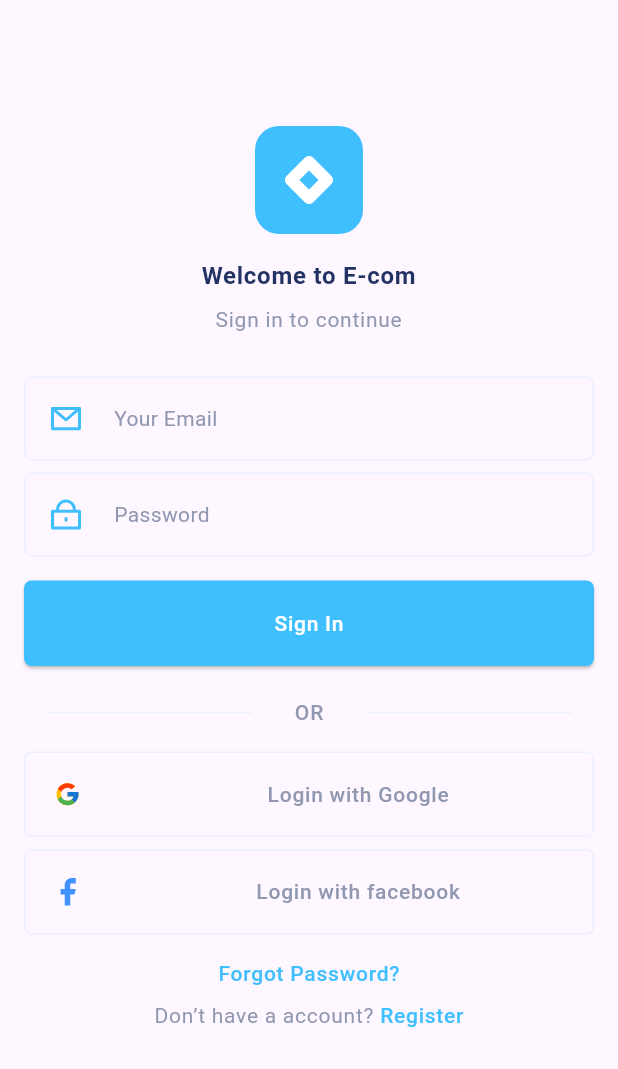
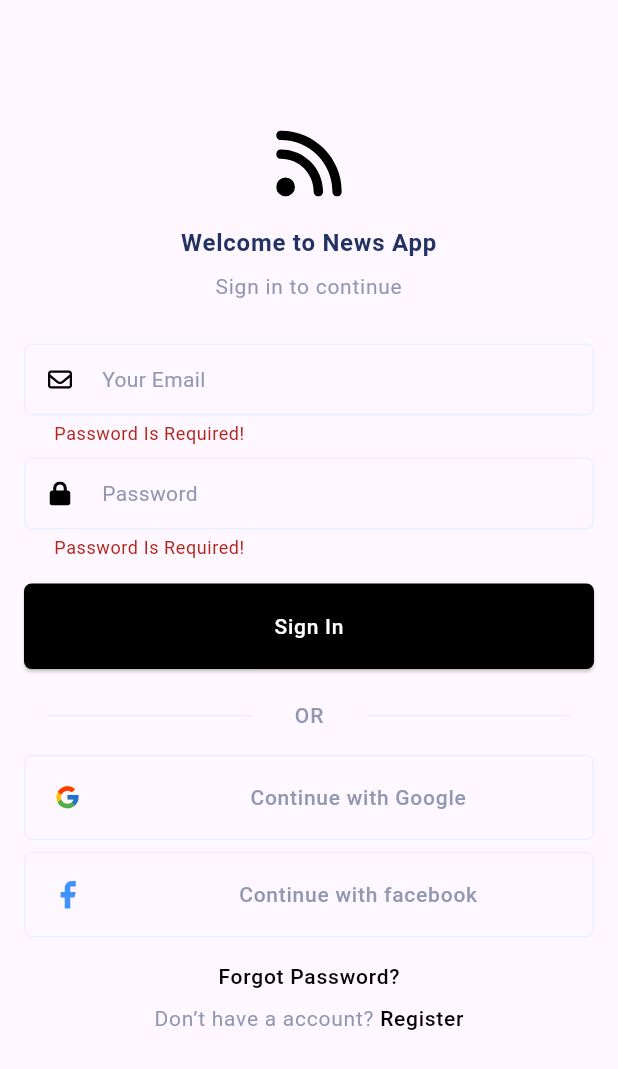
Before and after one commit to manirahmanzadeh/news, a Flutter app: the screen it shows after launch, after a tap on "Sign In", on a phone screen of 412 x 824 dp. Shown: the top 1069 px of the screen. Run offline on Flutter 3.47's test engine with Material 3 defaults, Android fonts, the phone set to English and light mode, and no system bars; our stand-ins replace cached_network_image, dio, equatable, firebase_auth, firebase_core, floor and 5 more; accounts and stored records are empty; generated files the repository leaves out were written again.

Commit message:
feat: login successfully

```diff
--- a/lib/main.dart
+++ b/lib/main.dart
@@ -3,11 +3,11 @@ import 'package:flutter/material.dart';
 import 'package:flutter_bloc/flutter_bloc.dart';
 import 'package:flutter_gen/gen_l10n/app_localizations.dart';
 import 'package:news_app/firebase_options.dart';
+import 'package:news_app/src/core/bloc/auth/auth_bloc.dart';
 import 'package:news_app/src/core/localization/locale_bloc.dart';
 import 'package:news_app/src/core/localization/locale_eevent.dart';
 import 'package:news_app/src/core/localization/locale_state.dart';
 import 'package:news_app/src/features/authentication/domain/repository/auth_repository.dart';
-import 'package:news_app/src/features/authentication/presentation/bloc/auth_bloc.dart';
 import 'package:news_app/src/features/authentication/presentation/register/screens/login_screen.dart';
 import 'package:news_app/src/features/daily_news/presentation/home/screens/home_screen.dart';
 import 'package:news_app/src/injection_container.dart';
@@ -20,7 +20,6 @@ Future<void> main() async {
   await Firebase.initializeApp(options: DefaultFirebaseOptions.currentPlatform);
   await initializeDependencies();
   final isLoggedIn = await sl<AuthRepository>().isLoggedIn();
-  print(isLoggedIn);
   runApp(
     App(
       initialRoute: isLoggedIn ? HomeScreen.routeName : LoginScreen.routeName,
--- a/lib/src/features/authentication/presentation/bloc/auth_bloc.dart
+++ b/lib/src/core/bloc/auth/auth_bloc.dart
@@ -1,13 +1,13 @@
 import 'package:flutter/material.dart';
 import 'package:flutter_bloc/flutter_bloc.dart';
-import 'package:news_app/src/features/authentication/presentation/bloc/auth_event.dart';
-import 'package:news_app/src/features/authentication/presentation/bloc/auth_state.dart';
 import 'package:news_app/src/features/authentication/presentation/register/screens/login_screen.dart';
 import 'package:news_app/src/features/daily_news/presentation/home/screens/home_screen.dart';
 
-import '../../domain/usecases/signin_email_password.dart';
-import '../../domain/usecases/signout.dart';
-import '../../domain/usecases/signup_email_password.dart';
+import '../../../features/authentication/domain/usecases/signin_email_password.dart';
+import '../../../features/authentication/domain/usecases/signout.dart';
+import '../../../features/authentication/domain/usecases/signup_email_password.dart';
+import 'auth_event.dart';
+import 'auth_state.dart';
 
 class AuthBloc extends Bloc<AuthEvent, AuthState> {
   final SignInWithEmailAndPasswordUseCase _signInWithEmailAndPasswordUseCase;
@@ -31,14 +31,15 @@ class AuthBloc extends Bloc<AuthEvent, AuthState> {
         'email': event.email,
         'password': event.password,
       });
-    } catch (e) {
-      emit(const ErrorAuthState());
-    }
       emit(const LoadedAuthState());
-    Navigator.pushNamed(
+      Navigator.pushReplacementNamed(
         event.context,
         HomeScreen.routeName,
       );
+    } catch (e) {
+      ScaffoldMessenger.of(event.context).showSnackBar(SnackBar(content: Text(e.toString())));
+      emit(const LoadedAuthState());
+    }
   }
 
   _onSignUpEmailPassword(SignUpEmailPasswordAuthEvent event, Emitter<AuthState> emit) async {
@@ -48,27 +49,29 @@ class AuthBloc extends Bloc<AuthEvent, AuthState> {
         'email': event.email,
         'password': event.password,
       });
-    } catch (e) {
-      emit(const ErrorAuthState());
-    }
       emit(const LoadedAuthState());
-    Navigator.pushNamed(
+      Navigator.pushReplacementNamed(
         event.context,
         HomeScreen.routeName,
       );
+    } catch (e) {
+      ScaffoldMessenger.of(event.context).showSnackBar(SnackBar(content: Text(e.toString())));
+      emit(const LoadedAuthState());
+    }
   }
 
   _onSignOut(SignOutAuthEvent event, Emitter<AuthState> emit) async {
     emit(const LoadingAuthState());
     try {
       await _signOutUseCase();
-    } catch (e) {
-      emit(const ErrorAuthState());
-    }
       emit(const LoadedAuthState());
-    Navigator.pushNamed(
+      Navigator.pushReplacementNamed(
         event.context,
         LoginScreen.routeName,
       );
+    } catch (e) {
+      ScaffoldMessenger.of(event.context).showSnackBar(SnackBar(content: Text(e.toString())));
+      emit(const LoadedAuthState());
     }
   }
+}
--- a/lib/src/features/authentication/data/data_sources/firebase_auth_service.dart
+++ b/lib/src/features/authentication/data/data_sources/firebase_auth_service.dart
@@ -1,3 +1,5 @@
+import 'dart:async';
+
 import 'package:firebase_auth/firebase_auth.dart';
 
 class FirebaseAuthService {
@@ -11,23 +13,27 @@ class FirebaseAuthService {
     required String email,
     required String password,
   }) async {
-    await _firebaseAuth.signInWithEmailAndPassword(
-      email: email,
-      password: password,
-    );
+    await _firebaseAuth
+        .signInWithEmailAndPassword(
+          email: email,
+          password: password,
+        )
+        .onError((error, stackTrace) => throw (Exception(error)));
   }
 
   Future<void> createUserWithEmailAndPassword({
     required String email,
     required String password,
   }) async {
-    await _firebaseAuth.createUserWithEmailAndPassword(
-      email: email,
-      password: password,
-    );
+    await _firebaseAuth
+        .createUserWithEmailAndPassword(
+          email: email,
+          password: password,
+        )
+        .onError((error, stackTrace) => throw (Exception(error)));
   }
 
   Future<void> signOut() async {
-    await _firebaseAuth.signOut();
+    await _firebaseAuth.signOut().onError((error, stackTrace) => throw (Exception(error)));
   }
 }
--- /dev/null
+++ b/lib/src/features/authentication/presentation/register/bloc/register_bloc.dart
@@ -0,0 +1,61 @@
+import 'package:flutter/material.dart';
+import 'package:flutter_bloc/flutter_bloc.dart';
+import 'package:news_app/src/core/bloc/auth/auth_bloc.dart';
+import 'package:news_app/src/core/bloc/auth/auth_event.dart';
+
+import 'register_event.dart';
+import 'register_state.dart';
+
+class RegisterBloc extends Bloc<RegisterEvent, RegisterState> {
+  RegisterBloc(this.context) : super(const LoadedRegisterState());
+  BuildContext context;
+
+  final loginFormKey = GlobalKey<FormState>();
+
+  String? email;
+  String? password;
+
+  onSavedEmail(String? value) {
+    email = value;
+  }
+
+  onSavedPassword(String? value) {
+    password = value;
+  }
+
+  String? emailValidator(String? value) {
+    if (value == null || value.isEmpty) {
+      return 'Password Is Required!';
+    }
+    final RegExp emailRegex = RegExp(
+      r'^[a-zA-Z0-9._-]+@[a-zA-Z0-9.-]+\.[a-zA-Z]{2,}$',
+    );
+    if (!emailRegex.hasMatch(value)) {
+      return 'Please enter a valid Email';
+    }
+    return null;
+  }
+
+  String? passwordValidator(String? value) {
+    if (value == null || value.isEmpty) {
+      return 'Password Is Required!';
+    }
+    if (value.length < 8) {
+      return 'Password must be at least 8 characters!';
+    }
+    return null;
+  }
+
+  submitLoginForm() {
+    if (loginFormKey.currentState!.validate()) {
+      loginFormKey.currentState!.save();
+      BlocProvider.of<AuthBloc>(context).add(
+        SignInEmailPasswordAuthEvent(
+          email: email!,
+          password: password!,
+          context: context,
+        ),
+      );
+    }
+  }
+}
--- /dev/null
+++ b/lib/src/features/authentication/presentation/register/bloc/register_event.dart
@@ -0,0 +1,3 @@
+abstract class RegisterEvent {
+  const RegisterEvent();
+}
--- /dev/null
+++ b/lib/src/features/authentication/presentation/register/bloc/register_state.dart
@@ -0,0 +1,15 @@
+abstract class RegisterState {
+  const RegisterState();
+}
+
+class LoadingRegisterState extends RegisterState {
+  const LoadingRegisterState();
+}
+
+class LoadedRegisterState extends RegisterState {
+  const LoadedRegisterState();
+}
+
+class ErrorRegisterState extends RegisterState {
+  const ErrorRegisterState();
+}
--- a/lib/src/features/authentication/presentation/register/components/signIn_component.dart
+++ b/lib/src/features/authentication/presentation/register/components/signIn_component.dart
@@ -1,14 +1,18 @@
 import 'package:flutter/material.dart';
 
 class SignInButtonComponent extends StatelessWidget {
-  const SignInButtonComponent({Key? key}) : super(key: key);
+  const SignInButtonComponent({
+    Key? key,
+    required this.onTap,
+  }) : super(key: key);
+  final Function() onTap;
 
   @override
   Widget build(BuildContext context) {
     return ElevatedButton(
-      onPressed: () {},
+      onPressed: onTap,
       style: ElevatedButton.styleFrom(
-        backgroundColor: const Color(0xFF40BFFF),
+        backgroundColor: Colors.black,
         shape: const RoundedRectangleBorder(
           borderRadius: BorderRadius.all(
             Radius.circular(5),
--- a/lib/src/features/authentication/presentation/register/components/text_field_component.dart
+++ b/lib/src/features/authentication/presentation/register/components/text_field_component.dart
@@ -1,14 +1,24 @@
 import 'package:flutter/material.dart';
 import 'package:flutter_svg/flutter_svg.dart';
 
-class TextFieldComponent extends StatelessWidget {
-  const TextFieldComponent({Key? key, required this.title, required this.icon}) : super(key: key);
+class RegisterTextFormField extends StatelessWidget {
+  const RegisterTextFormField({
+    Key? key,
+    required this.title,
+    required this.icon,
+    required this.onSaved,
+    required this.validator,
+  }) : super(key: key);
   final String title;
   final String icon;
+  final Function(String?) onSaved;
+  final String? Function(String?) validator;
 
   @override
   Widget build(BuildContext context) {
-    return TextField(
+    return TextFormField(
+      onSaved: onSaved,
+      validator: validator,
       style: Theme.of(context).textTheme.bodyMedium!.copyWith(
             color: const Color(0xFF9098B1),
           ),
@@ -50,7 +60,10 @@ class TextFieldComponent extends StatelessWidget {
         ),
         prefixIcon: Padding(
           padding: const EdgeInsets.all(16),
-          child: SvgPicture.asset(icon),
+          child: SvgPicture.asset(
+            icon,
+            height: 16,
+          ),
         ),
         hintText: title,
         hintStyle: Theme.of(context).textTheme.bodyMedium!.copyWith(
@@ -58,7 +71,7 @@ class TextFieldComponent extends StatelessWidget {
             ),
       ),
       keyboardType: TextInputType.text,
-      cursorColor: Colors.blue,
+      cursorColor: Colors.black,
       textAlign: TextAlign.left,
     );
   }
--- a/lib/src/features/authentication/presentation/register/screens/login_screen.dart
+++ b/lib/src/features/authentication/presentation/register/screens/login_screen.dart
@@ -1,31 +1,61 @@
 import 'package:flutter/material.dart';
+import 'package:flutter_bloc/flutter_bloc.dart';
 import 'package:flutter_svg/svg.dart';
+import 'package:news_app/src/core/bloc/auth/auth_bloc.dart';
+import 'package:news_app/src/core/bloc/auth/auth_state.dart';
 
+import '../bloc/register_bloc.dart';
 import '../components/logIn_component.dart';
 import '../components/signIn_component.dart';
 import '../components/text_field_component.dart';
 
 class LoginScreen extends StatelessWidget {
-  const LoginScreen({Key? key}) : super(key: key);
+  const LoginScreen({super.key});
 
   static const routeName = '/login';
 
   @override
   Widget build(BuildContext context) {
+    return BlocProvider<RegisterBloc>(
+      create: (context) => RegisterBloc(context),
+      child: const _LoginScreen(),
+    );
+  }
+}
+
+class _LoginScreen extends StatelessWidget {
+  const _LoginScreen({Key? key}) : super(key: key);
+
+  @override
+  Widget build(BuildContext context) {
+    final registerBloc = BlocProvider.of<RegisterBloc>(context);
+    return BlocBuilder<AuthBloc, AuthState>(builder: (_, state) {
+      if (state is LoadingAuthState) {
+        return const Scaffold(
+          body: Center(
+            child: CircularProgressIndicator(),
+          ),
+        );
+      } else {
         return Scaffold(
           body: Padding(
             padding: const EdgeInsets.all(16),
+            child: Form(
+              key: registerBloc.loginFormKey,
               child: ListView(
                 children: [
                   const SizedBox(
                     height: 68,
                   ),
-            SvgPicture.asset('assets/icons/login.svg'),
+                  SvgPicture.asset(
+                    'assets/icons/login.svg',
+                    height: 50,
+                  ),
                   const SizedBox(
                     height: 16,
                   ),
                   const Text(
-              'Welcome to E-com',
+                    'Welcome to News App',
                     textAlign: TextAlign.center,
                     style: TextStyle(
                       fontWeight: FontWeight.w700,
@@ -48,21 +78,27 @@ class LoginScreen extends StatelessWidget {
                   const SizedBox(
                     height: 28,
                   ),
-            const TextFieldComponent(
+                  RegisterTextFormField(
                     title: 'Your Email',
                     icon: 'assets/icons/email.svg',
+                    validator: registerBloc.emailValidator,
+                    onSaved: registerBloc.onSavedEmail,
                   ),
                   const SizedBox(
                     height: 8,
                   ),
-            const TextFieldComponent(
+                  RegisterTextFormField(
                     title: 'Password',
                     icon: 'assets/icons/passphrase.svg',
+                    validator: registerBloc.passwordValidator,
+                    onSaved: registerBloc.onSavedPassword,
                   ),
                   const SizedBox(
                     height: 16,
                   ),
-            const SignInButtonComponent(),
+                  SignInButtonComponent(
+                    onTap: registerBloc.submitLoginForm,
+                  ),
                   const SizedBox(
                     height: 21,
                   ),
@@ -96,14 +132,14 @@ class LoginScreen extends StatelessWidget {
                   ),
                   const LogInButtonComponent(
                     icon: 'assets/icons/google.svg',
-              title: 'Login with Google',
+                    title: 'Continue with Google',
                   ),
                   const SizedBox(
                     height: 8,
                   ),
                   const LogInButtonComponent(
                     icon: 'assets/icons/facebook.svg',
-              title: 'Login with facebook',
+                    title: 'Continue with facebook',
                   ),
                   const SizedBox(
                     height: 16,
@@ -115,7 +151,7 @@ class LoginScreen extends StatelessWidget {
                         Text(
                           'Forgot Password?',
                           style: Theme.of(context).textTheme.labelLarge!.copyWith(
-                          color: const Color(0xFF40BFFF),
+                                color: Colors.black,
                                 letterSpacing: 0.5,
                               ),
                         ),
@@ -139,7 +175,7 @@ class LoginScreen extends StatelessWidget {
                         child: Text(
                           ' Register',
                           style: Theme.of(context).textTheme.labelLarge!.copyWith(
-                          color: const Color(0xFF40BFFF),
+                                color: Colors.black,
                                 letterSpacing: 0.5,
                               ),
                         ),
@@ -149,6 +185,9 @@ class LoginScreen extends StatelessWidget {
                 ],
               ),
             ),
+          ),
         );
       }
+    });
   }
+}
--- a/lib/src/injection_container.dart
+++ b/lib/src/injection_container.dart
@@ -1,6 +1,7 @@
 import 'package:dio/dio.dart';
 import 'package:get_it/get_it.dart';
 import 'package:news_app/src/core/bloc/article/local/local_article_bloc.dart';
+import 'package:news_app/src/core/bloc/auth/auth_bloc.dart';
 import 'package:news_app/src/core/localization/locale_bloc.dart';
 import 'package:news_app/src/features/authentication/data/data_sources/firebase_auth_service.dart';
 import 'package:news_app/src/features/authentication/data/repository/auth_repository_impl.dart';
@@ -8,7 +9,6 @@ import 'package:news_app/src/features/authentication/domain/repository/auth_repo
 import 'package:news_app/src/features/authentication/domain/usecases/signin_email_password.dart';
 import 'package:news_app/src/features/authentication/domain/usecases/signout.dart';
 import 'package:news_app/src/features/authentication/domain/usecases/signup_email_password.dart';
-import 'package:news_app/src/features/authentication/presentation/bloc/auth_bloc.dart';
 import 'package:news_app/src/features/daily_news/data/data_sources/local/app_database.dart';
 import 'package:news_app/src/features/daily_news/domain/usecases/get_saved_article.dart';
 import 'package:news_app/src/features/daily_news/domain/usecases/remove_article.dart';
```
Also changed, not shown: assets/icons/email.svg, assets/icons/login.svg, assets/icons/passphrase.svg, lib/src/core/bloc/auth/auth_event.dart (renamed from lib/src/features/authentication/presentation/bloc/auth_event.dart), lib/src/core/bloc/auth/auth_state.dart (renamed from lib/src/features/authentication/presentation/bloc/auth_state.dart), 2 other files. Lines whose indentation alone changed are shown as unchanged.
